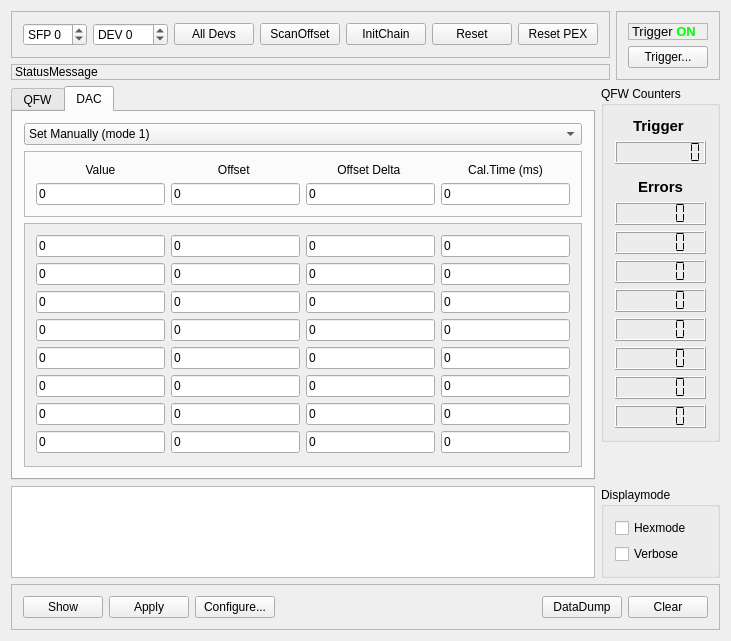
The window that mbspex/gui/qt/poland/PolandGui.ui (gsi-ee/drivers) describes before a commit, drawn with Qt 5.
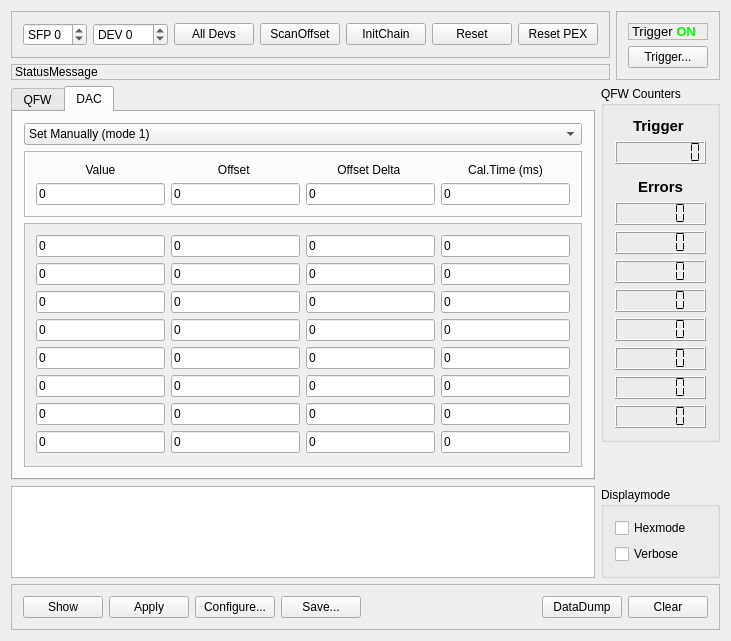
The same window after the commit. The open tabs and pages were chosen to show the change.

Commit message: mbspex driver - poland gui: added save configuration button and function as already implemented in nyxor gui (*.gos files only). Changed to fixed size text window font

Diff of the .ui file:
```diff
--- a/mbspex/gui/qt/poland/PolandGui.ui
+++ b/mbspex/gui/qt/poland/PolandGui.ui
@@ -6,14 +6,14 @@
    <rect>
     <x>0</x>
     <y>0</y>
-    <width>718</width>
+    <width>724</width>
     <height>641</height>
    </rect>
   </property>
   <property name="windowTitle">
    <string>POLAND GUI</string>
   </property>
-  <layout class="QGridLayout" name="gridLayout_3">
+  <layout class="QGridLayout" name="gridLayout_4">
    <item row="0" column="0" colspan="2">
     <layout class="QGridLayout" name="gridLayout_2">
      <item row="0" column="0">
@@ -992,8 +992,8 @@
     </layout>
    </item>
    <item row="1" column="1">
-    <layout class="QVBoxLayout" name="verticalLayout_9">
-     <item>
+    <layout class="QGridLayout" name="gridLayout_3">
+     <item row="0" column="0">
       <widget class="QGroupBox" name="CounterBox">
        <property name="title">
         <string>QFW Counters</string>
@@ -1223,7 +1223,7 @@
        </layout>
       </widget>
      </item>
-     <item>
+     <item row="1" column="0">
       <spacer name="verticalSpacer_3">
        <property name="orientation">
         <enum>Qt::Vertical</enum>
@@ -1318,6 +1318,16 @@
         </property>
        </widget>
       </item>
+      <item>
+       <widget class="QPushButton" name="SaveConfigButton">
+        <property name="toolTip">
+         <string>Save registers to configuration file (*.gos) </string>
+        </property>
+        <property name="text">
+         <string>Save...</string>
+        </property>
+       </widget>
+      </item>
       <item>
        <spacer name="horizontalSpacer">
         <property name="orientation">
```
Left out of the diff: 11 changed lines with no effect on the pictures. The commit also changes 2 other files.
